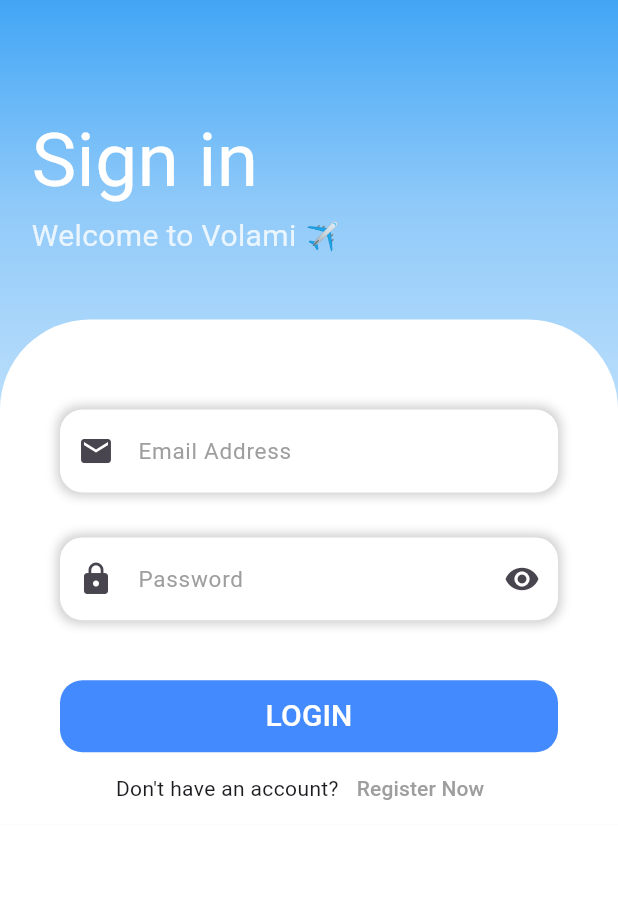
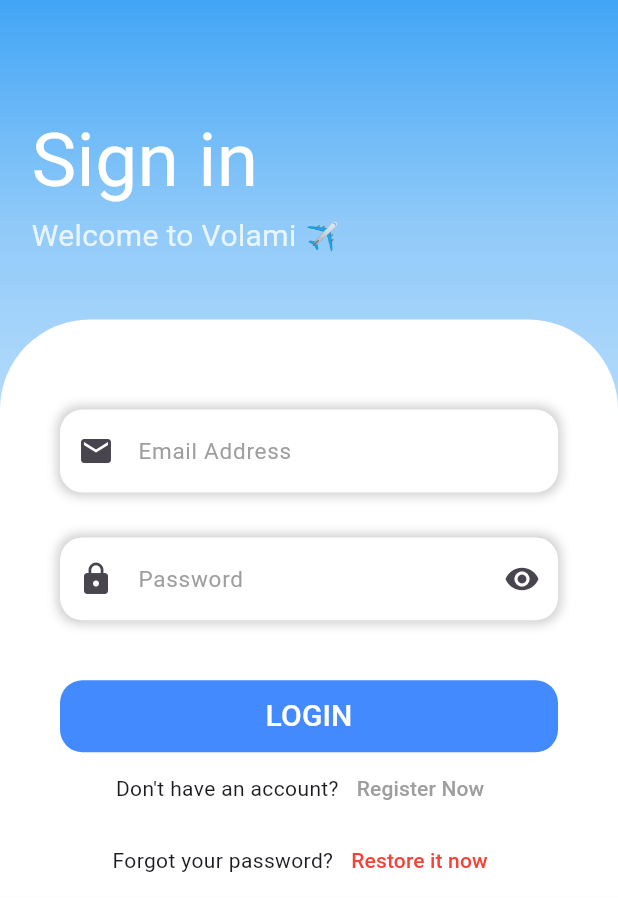
Before and after one commit to xmaherr/air_plane_mobile_app, a Flutter app: the screen it shows after launch, on a phone screen of 412 x 824 dp. Shown: the top 911 px of the screen. Run offline on Flutter 3.47's test engine with Material 3 defaults, Android fonts, the phone set to English and light mode, and no system bars; our stand-ins replace bloc, cloud_firestore, firebase_auth, firebase_core, flutter_bloc; accounts and stored records are empty.

Commit message:
updates 1.1.1

```diff
--- a/lib/layout/login_page_layout.dart
+++ b/lib/layout/login_page_layout.dart
@@ -2,7 +2,7 @@ import 'package:air_plane/layout/home_layout.dart';
 import 'package:flutter/material.dart';
 import '../DB/db.dart';
 import '../shared/components/components.dart';
-import 'register_screen_layout.dart'; // Import the register screen file
+// Import the register screen file
 
 class LoginScreenLayout extends StatefulWidget {
   const LoginScreenLayout({super.key});
@@ -125,6 +125,7 @@ class _LoginScreenLayoutState extends State<LoginScreenLayout> {
                         const SizedBox(
                           height: 40,
                         ),
+                        // login button
                         defaultButton(
                           function: () {
                             if (formKey.currentState!.validate()) {
@@ -153,6 +154,7 @@ class _LoginScreenLayoutState extends State<LoginScreenLayout> {
                           radius: 15,
                           textSize: 20,
                         ),
+                        // register now
                         Row(
                           mainAxisAlignment: MainAxisAlignment.center,
                           children: [
@@ -160,17 +162,29 @@ class _LoginScreenLayoutState extends State<LoginScreenLayout> {
                             TextButton(
                               onPressed: () {
                                 // Navigate to the register screen
-                                Navigator.push(
-                                  context,
-                                  MaterialPageRoute(
-                                    builder: (context) =>
-                                        const RegisterScreenLayout(),
-                                  ),
-                                );
+                                Navigator.of(context)
+                                    .pushReplacementNamed('/register_page');
                               },
                               child: const Text(
                                 'Register Now',
                                 style: TextStyle(color: Colors.grey),
+                              ),
+                            ),
+                          ],
+                        ),
+                        // forgot password
+                        Row(
+                          mainAxisAlignment: MainAxisAlignment.center,
+                          children: [
+                            const Text('Forgot your password?'),
+                            TextButton(
+                              onPressed: () {
+                                Navigator.of(context)
+                                    .pushReplacementNamed('/reset_password');
+                              },
+                              child: const Text(
+                                'Restore it now',
+                                style: TextStyle(color: Colors.red),
                               ),
                             ),
                           ],
--- a/lib/main.dart
+++ b/lib/main.dart
@@ -1,6 +1,10 @@
 import 'package:air_plane/layout/login_page_layout.dart';
+import 'package:air_plane/layout/register_screen_layout.dart';
 import 'package:air_plane/modules/profile_page.dart';
+import 'package:air_plane/modules/reset_password_screen.dart';
+import 'package:firebase_auth/firebase_auth.dart';
 import 'package:firebase_core/firebase_core.dart';
+import 'package:flutter/foundation.dart';
 import 'package:flutter/material.dart';
 import 'firebase_options.dart';
 import 'modules/search_result_screen.dart';
@@ -20,11 +24,25 @@ class MyApp extends StatelessWidget {
   // This widget is the root of your application.
   @override
   Widget build(BuildContext context) {
+    FirebaseAuth.instance.authStateChanges().listen((User? user) {
+      if (user == null) {
+        if (kDebugMode) {
+          print('User is currently signed out!');
+        }
+      } else {
+        if (kDebugMode) {
+          print('User is signed in!');
+        }
+      }
+    });
     return MaterialApp(
       routes: {
-        '/search_screen': (context) => SearchScreenModule(),
+        '/login_page': (context) => const LoginScreenLayout(),
+        '/register_page': (context) => const RegisterScreenLayout(),
+        '/search_screen': (context) => const SearchScreenModule(),
         '/search_result': (context) => const SearchResultScreen(),
         '/profile_screen': (context) => const ProfileScreen(),
+        '/reset_password': (context) => PasswordResetScreen(),
       },
       debugShowCheckedModeBanner: false,
       home: const LoginScreenLayout(),
```
Also changed, not shown: lib/layout/edit_page.dart (+3 -4 lines), lib/layout/register_screen_layout.dart (+18 -25 lines), lib/modules/reset_password_screen.dart (added, +62 -0 lines).
